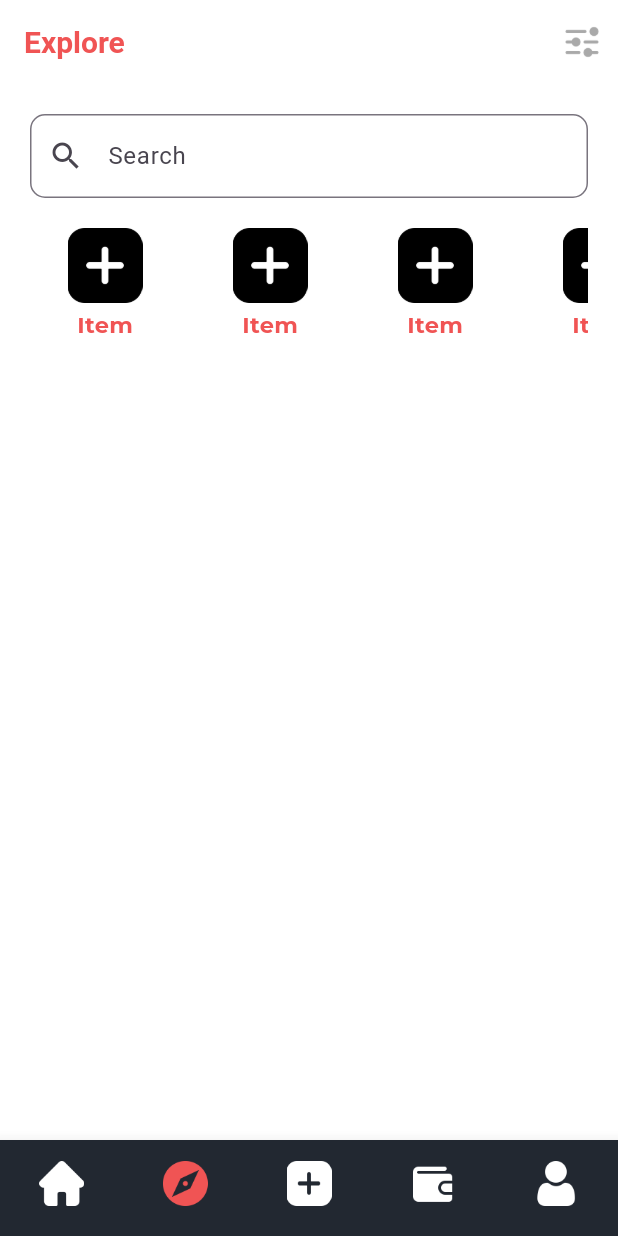
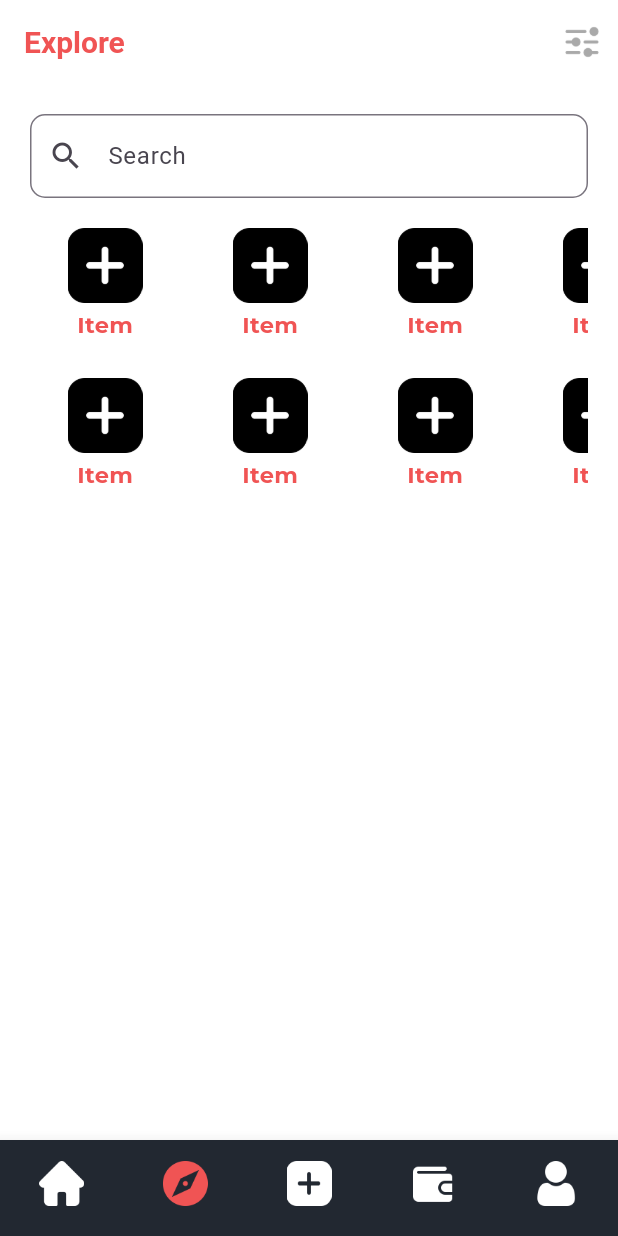
Before and after one commit to Navin-Jongyin/BidSure, a Flutter app: the screen it shows after launch, item 2 of the bottom bar chosen, on a phone screen of 412 x 824 dp. Run offline on Flutter 3.47's test engine with Material 3 defaults, Android fonts, the phone set to English and light mode, and no system bars; our stand-ins replace animated_splash_screen, google_fonts.

Commit message:
searchPage

```diff
--- a/lib/mainscreen/searchPage.dart
+++ b/lib/mainscreen/searchPage.dart
@@ -64,6 +64,22 @@ class _SearchPageState extends State<SearchPage> {
                   Container(
                     height: 100,
                     margin: EdgeInsets.only(top: 20),
+                    child: ListView(
+                      scrollDirection: Axis.horizontal,
+                      children: [
+                        buildCard(),
+                        SizedBox(width: 10),
+                        buildCard(),
+                        SizedBox(width: 10),
+                        buildCard(),
+                        SizedBox(width: 10),
+                        buildCard(),
+                        SizedBox(width: 10),
+                      ],
+                    ),
+                  ),
+                  Container(
+                    height: 100,
                     child: ListView(
                       scrollDirection: Axis.horizontal,
                       children: [
```
